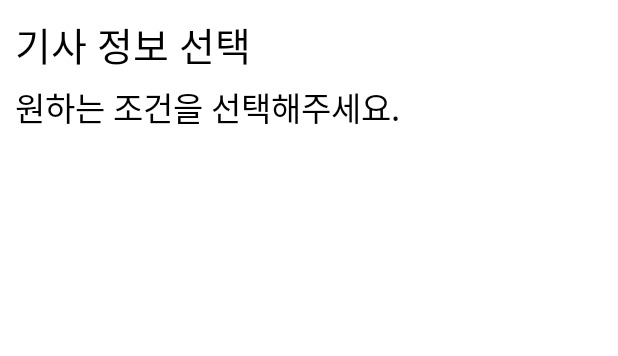
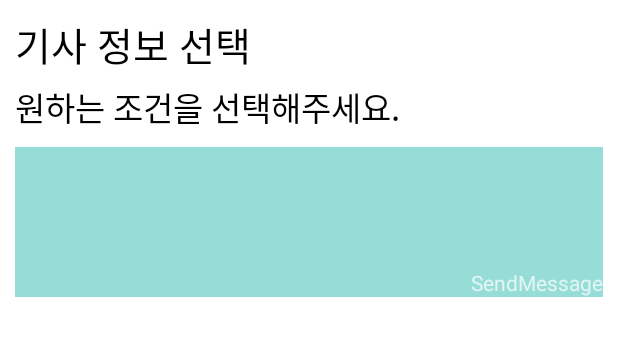
Before and after one commit to MoonGahee/Taxio, an Android app: the layout select_driver.xml on its own in the app's theme, with its tools: preview values and no code run, on a phone screen of 412 x 824 dp, the part 84-440 px from its top. Run offline under Robolectric (Android 15) with nearby library versions, the phone set to English and light mode, and no system bars.

```diff
--- a/app/src/main/res/layout/select_driver.xml
+++ b/app/src/main/res/layout/select_driver.xml
@@ -39,4 +39,26 @@
         android:text="원하는 조건을 선택해주세요."
         />
 
+    <androidx.constraintlayout.widget.ConstraintLayout
+        android:id="@+id/selectedDriver"
+        android:layout_width="match_parent"
+        android:layout_height="100dp"
+        android:layout_margin="10dp"
+        app:layout_constraintLeft_toLeftOf="parent"
+        app:layout_constraintRight_toRightOf="parent"
+        app:layout_constraintTop_toBottomOf="@+id/selectDriver2"
+        android:background="@color/tButton">
+
+        <TextView
+            android:id="@+id/btnMessage"
+            android:layout_width="wrap_content"
+            android:layout_height="wrap_content"
+            android:text="SendMessage"
+            app:layout_constraintBottom_toBottomOf="@id/selectedDriver"
+            app:layout_constraintRight_toRightOf="@id/selectedDriver"/>
+
+
+
+    </androidx.constraintlayout.widget.ConstraintLayout>
+
 </androidx.constraintlayout.widget.ConstraintLayout>
```
Also changed, not shown: app/src/main/res/layout/select_region.xml (+7 -9 lines), app/src/main/res/drawable/koreaMap.png (added).
